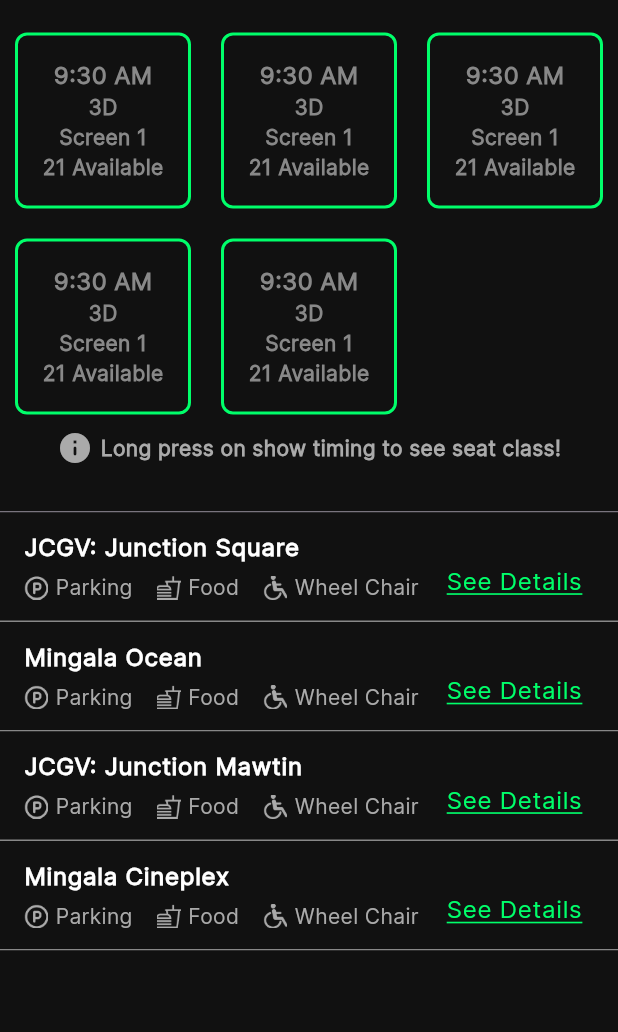
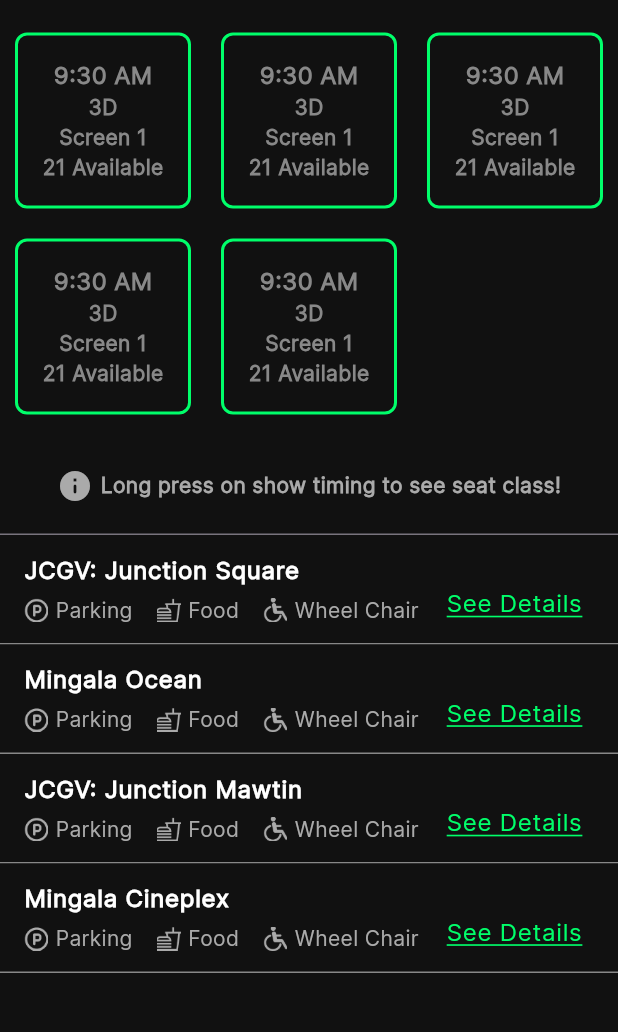
Before and after one commit to zawwinmky/movie_booking, a Flutter app: the CinemaPage screen opened directly, on a phone screen of 412 x 824 dp, the part 92-1124 px from its top. Run offline on Flutter 3.47's test engine with Material 3 defaults, Android fonts, the phone set to English and light mode, and no system bars; our stand-ins replace pinput, smooth_page_indicator.

```diff
--- a/lib/pages/cinemas_page.dart
+++ b/lib/pages/cinemas_page.dart
@@ -1,7 +1,7 @@
 import 'package:flutter/material.dart';
 import 'package:movie_booking/utils/colors.dart';
 
-import '../widgets_view/cinmea_over_view_widget_expandable.dart';
+import '../widgets_view/choose_movie_time_grid_view_widget.dart';
 
 class CinemaPage extends StatefulWidget {
   const CinemaPage({super.key});
@@ -18,23 +18,23 @@ class _CinemaPageState extends State<CinemaPage> {
       body: SingleChildScrollView(
         child: Column(
           children: [
-            CinemaOverViewWidget(
+            ChooseMovieTimesGridExpandView(
               cinemaName: "JCGV: Junction City",
               isExpanded: true,
             ),
-            CinemaOverViewWidget(
+            ChooseMovieTimesGridExpandView(
               cinemaName: "JCGV: Junction Square",
               isExpanded: false,
             ),
-            CinemaOverViewWidget(
+            ChooseMovieTimesGridExpandView(
               cinemaName: "Mingala Ocean",
               isExpanded: false,
             ),
-            CinemaOverViewWidget(
+            ChooseMovieTimesGridExpandView(
               cinemaName: "JCGV: Junction Mawtin",
               isExpanded: false,
             ),
-            CinemaOverViewWidget(
+            ChooseMovieTimesGridExpandView(
               cinemaName: "Mingala Cineplex",
               isExpanded: false,
             ),
--- a/lib/widgets_view/cinmea_over_view_widget_expandable.dart
+++ b/lib/widgets_view/choose_movie_time_grid_view_widget.dart
@@ -6,8 +6,8 @@ import '../utils/dimensions.dart';
 import '../utils/fonts.dart';
 import '../utils/strings.dart';
 
-class CinemaOverViewWidget extends StatelessWidget {
-  const CinemaOverViewWidget(
+class ChooseMovieTimesGridExpandView extends StatelessWidget {
+  const ChooseMovieTimesGridExpandView(
       {super.key, required this.isExpanded, required this.cinemaName});
 
   final bool isExpanded;
@@ -121,12 +121,12 @@ class CinemaOverViewWidget extends StatelessWidget {
       ),
       children: [
         SizedBox(
-          height: 275,
+          height: 300,
           child: GridView.builder(
             padding: const EdgeInsets.symmetric(horizontal: 10, vertical: 10),
             itemCount: 5,
             gridDelegate: const SliverGridDelegateWithMaxCrossAxisExtent(
-              maxCrossAxisExtent: 130,
+              maxCrossAxisExtent: 150,
               crossAxisSpacing: 20,
               mainAxisSpacing: 20,
             ),
@@ -214,7 +214,7 @@ class CinemaOverViewWidget extends StatelessWidget {
           ],
         ),
         const SizedBox(
-          height: kMargin30,
+          height: 20,
         ),
       ],
     );
--- a/pubspec.yaml
+++ b/pubspec.yaml
@@ -38,6 +38,7 @@ dependencies:
   # Use with the CupertinoIcons class for iOS style icons.
   cupertino_icons: ^1.0.2
   pinput: ^3.0.1
+  intl: ^0.19.0
 
 dev_dependencies:
   flutter_test:
```
Also changed, not shown: lib/pages/cinema_selection_page.dart (+12 -11 lines), pubspec.lock.
